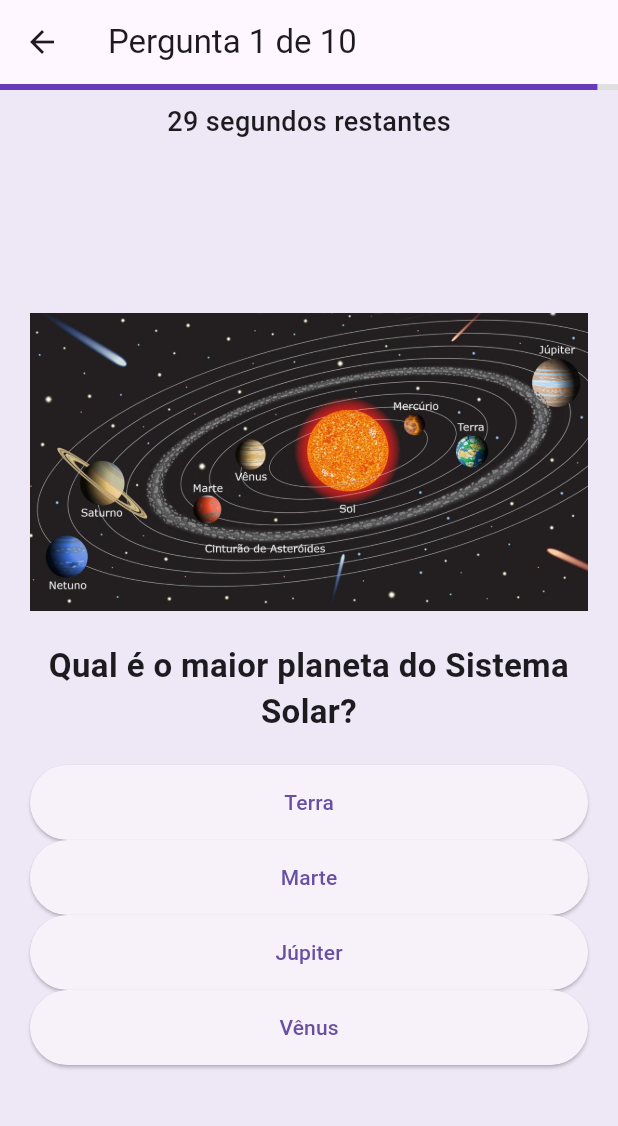
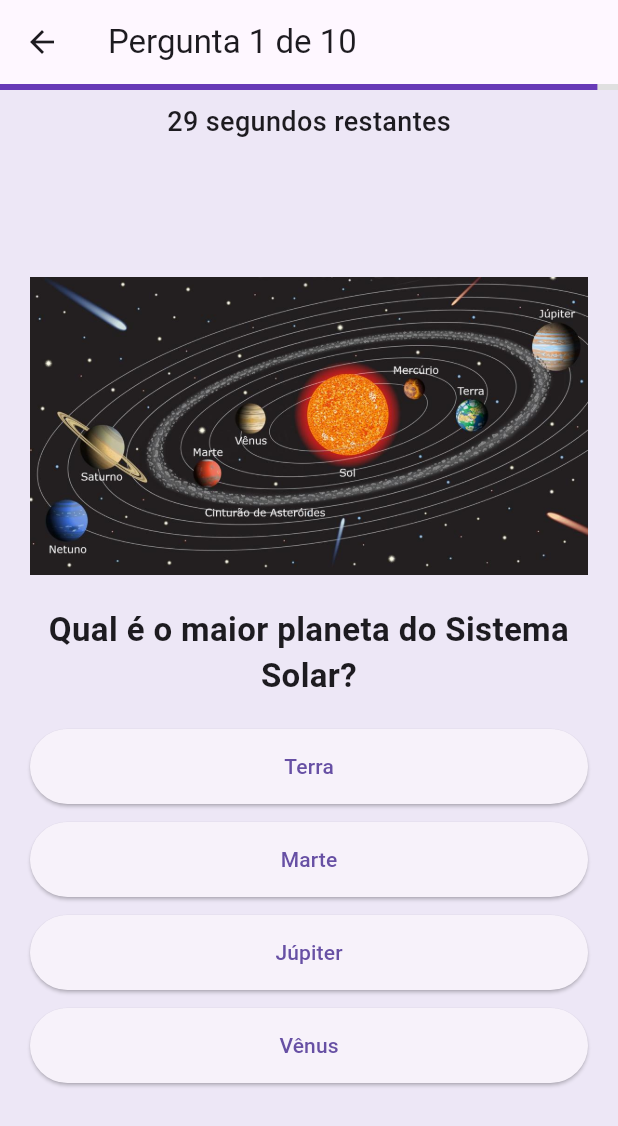
Before and after one commit to Samuel-Falcao/Quiz-Sistema-Solar, a Flutter app: the QuizScreen screen opened directly, on a phone screen of 412 x 824 dp. Shown: the top 1126 px of the screen. Run offline on Flutter 3.47's test engine with Material 3 defaults, Android fonts, the phone set to English and light mode, and no system bars.

Commit message:
Adição de espaços entre os botões das alternativas

```diff
--- a/lib/quiz_screen.dart
+++ b/lib/quiz_screen.dart
@@ -39,14 +39,18 @@
       setState(() {
         currentQuestion++;
         seconds = 30;
-        _controller.nextPage(duration: Duration(milliseconds: 300), curve: Curves.easeIn);
+        _controller.nextPage(
+          duration: Duration(milliseconds: 300),
+          curve: Curves.easeIn,
+        );
       });
     } else {
       _timer?.cancel();
       Navigator.pushReplacement(
         context,
         MaterialPageRoute(
-          builder: (context) => ResultScreen(score: score, total: questions.length),
+          builder: (context) =>
+              ResultScreen(score: score, total: questions.length),
         ),
       );
     }
@@ -106,10 +110,15 @@
                       ),
                       SizedBox(height: 20),
                       ...question.options.map((option) {
-                        return ElevatedButton(
-                          onPressed: () => answerQuestion(option == question.answer),
-                          child: Text(option),
-                          style: ElevatedButton.styleFrom(minimumSize: Size.fromHeight(50)),
+                        return Padding(
+                          padding: const EdgeInsets.only(bottom: 12.0), // Espaçamento entre botões
+                          child: ElevatedButton(
+                            onPressed: () => answerQuestion(option == question.answer),
+                            child: Text(option),
+                            style: ElevatedButton.styleFrom(
+                              minimumSize: Size.fromHeight(50),
+                            ),
+                          ),
                         );
                       }).toList(),
                     ],
```
